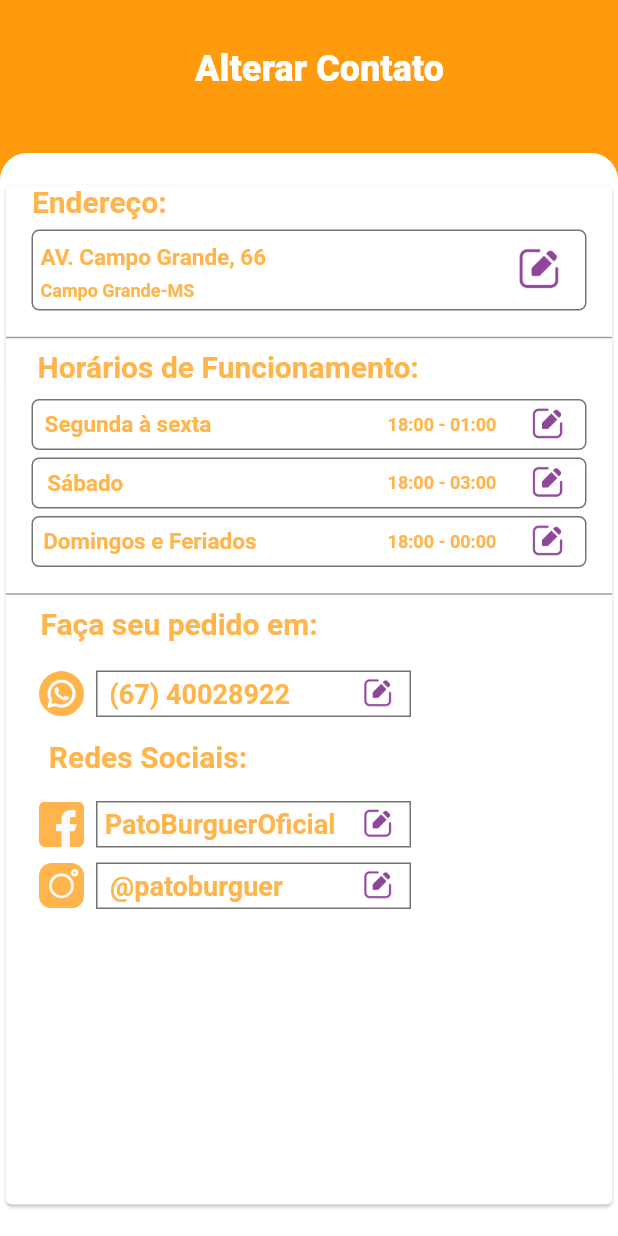
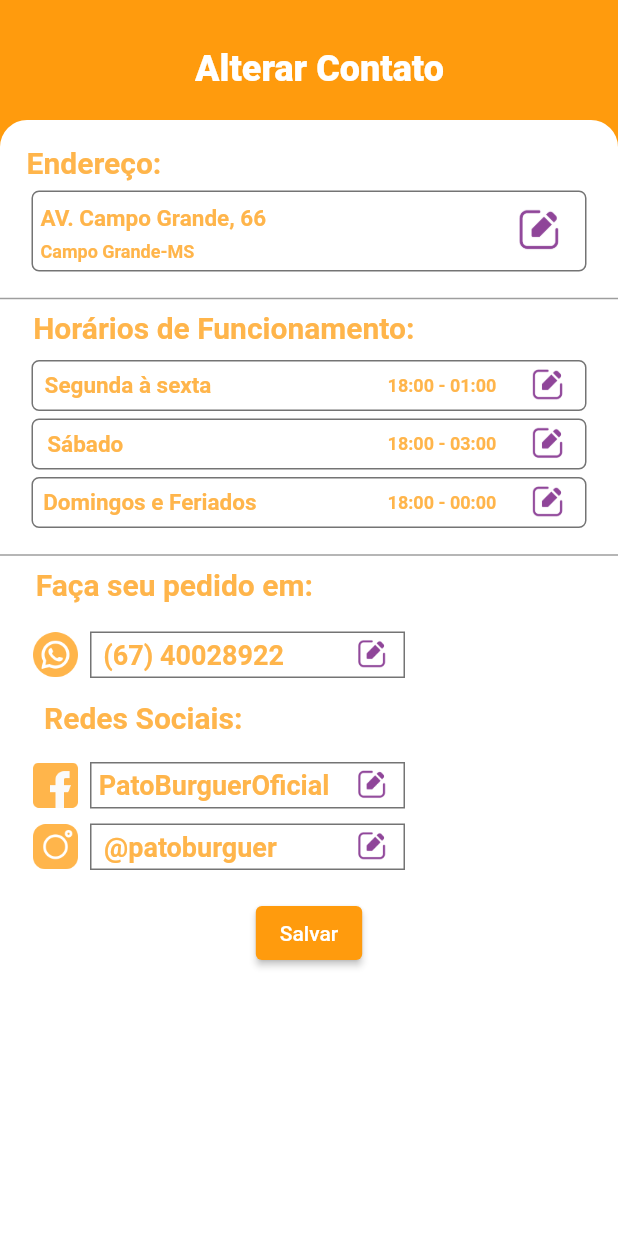
Before and after one commit to Kelvisck/PatoBurguer, a Flutter app: the screen it shows after launch, on a phone screen of 412 x 824 dp. Run offline on Flutter 3.47's test engine with Material 2 defaults, Android fonts, the phone set to English and light mode, and no system bars; our stand-ins replace firebase_auth, firebase_core, google_sign_in; accounts and stored records are empty.

Commit message:
feat: quase la

```diff
--- a/lib/alterarCardapio.dart
+++ b/lib/alterarCardapio.dart
@@ -21,11 +21,11 @@ class AlterarCardapio extends StatelessWidget {
             left: 130,
           ),
           Positioned(
-              top: 102,
+              top: 80,
               //container de fundo ------------------------------------------------------------------
               child: Container(
                 width: MediaQuery.of(context).size.width,
-                height: MediaQuery.of(context).size.height - 102,
+                height: MediaQuery.of(context).size.height - 80,
                 decoration: BoxDecoration(
                     color: Colors.white,
                     borderRadius: BorderRadius.only(
@@ -34,7 +34,7 @@ class AlterarCardapio extends StatelessWidget {
                 child: Padding(
                   /*padding: const EdgeInsets.all(17.0),*/
                   padding: const EdgeInsets.only(top: 17, bottom: 17, left: 0),
-                  child: Card(
+                  child: Container(
                     child: Stack(
                       children: [
                         Align(
@@ -144,7 +144,18 @@ class AlterarCardapio extends StatelessWidget {
                                 height: 10,
                               ),
                               redesSociais('lib/assets/recursos/instagram.png',
-                                  '@patoburguer')
+                                  '@patoburguer'),
+                              SizedBox(
+                                height: 18,
+                              ),
+                              ElevatedButton(
+                                style: ButtonStyle(
+                                    backgroundColor:
+                                        MaterialStatePropertyAll<Color>(
+                                            Constantes.corFundo)),
+                                onPressed: () {},
+                                child: Text('Salvar'),
+                              )
                             ],
                           ),
                         )
```
